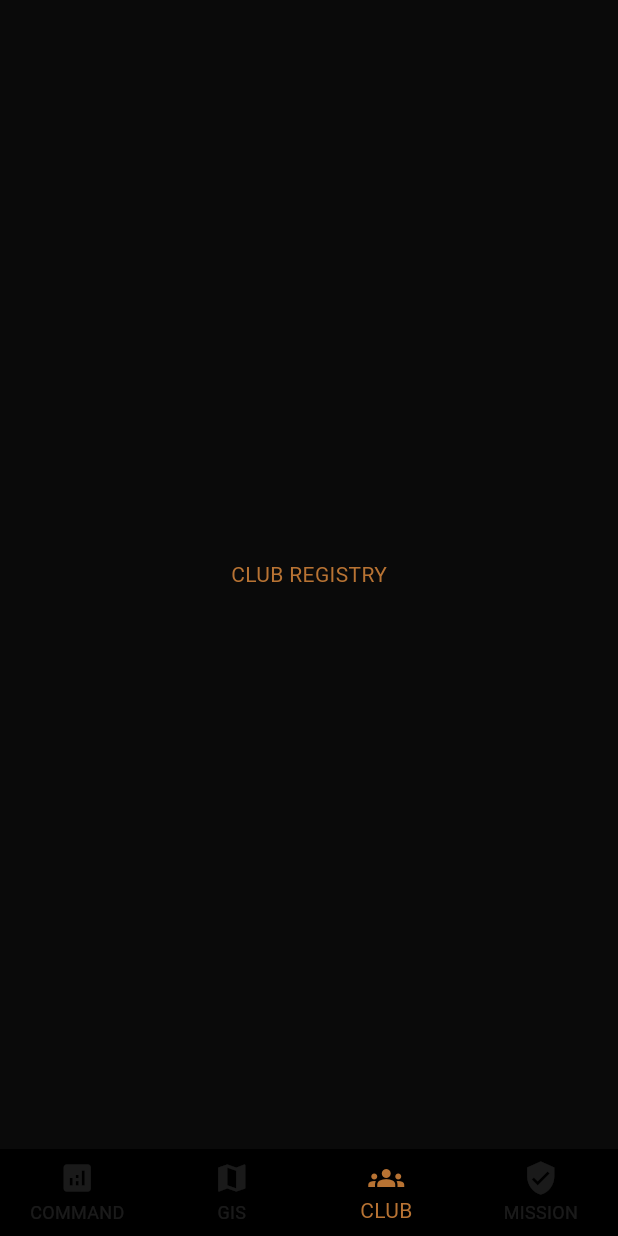
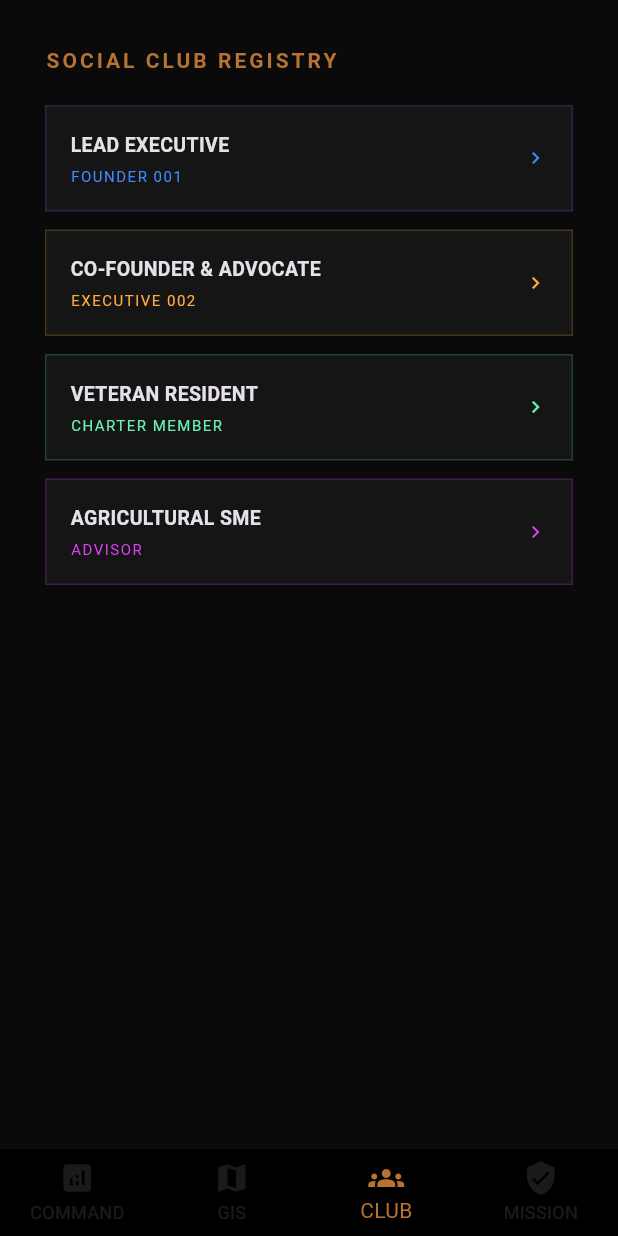
Before and after one commit to mrshumphrey3251-ai/HVF_NEXUS_CORE, a Flutter app: the NexusBase screen opened directly, item 3 of the bottom bar chosen, on a phone screen of 412 x 824 dp. Run offline on Flutter 3.47's test engine with Material 3 defaults, Android fonts, the light colour scheme and no system bars.

Commit message:
Update main.dart

```diff
--- a/lib/main.dart
+++ b/lib/main.dart
@@ -18,6 +18,9 @@ class HVFNexus extends StatelessWidget {
     );
   }
 }
+
+// ... [ExecutiveGate and NexusBase from Build #25 remain the same] ...
+// I will skip to the new SocialClubPortal implementation to save space but ensure it's in your file
 
 class ExecutiveGate extends StatelessWidget {
   const ExecutiveGate({super.key});
@@ -76,6 +79,8 @@ class _NexusBaseState extends State<NexusBase> {
   }
 }
 
+// ... [CommandHUD from Build #25 remains here] ...
+
 class CommandHUD extends StatefulWidget {
   const CommandHUD({super.key});
   @override
@@ -90,12 +95,13 @@ class _CommandHUDState extends State<CommandHUD> {
   @override
   void initState() {
     super.initState();
-    // THE PULSE: Updates every 3 seconds to simulate live sensor data
     _timer = Timer.periodic(const Duration(seconds: 3), (timer) {
-      setState(() {
-        power = 97.0 + Random().nextDouble() * 3.0; // Flux between 97-100%
-        water = 24.1 + Random().nextDouble() * 0.2; // Minor ripple in basin
-      });
+      if(mounted) {
+        setState(() {
+          power = 97.0 + Random().nextDouble() * 3.0;
+          water = 24.1 + Random().nextDouble() * 0.2;
+        });
+      }
     });
   }
 
@@ -132,6 +138,56 @@ class _CommandHUDState extends State<CommandHUD> {
   }
 }
 
+// VIEW 3: NEW SOCIAL CLUB REGISTRY
+class SocialClubPortal extends StatelessWidget {
+  const SocialClubPortal({super.key});
+
+  @override
+  Widget build(BuildContext context) {
+    return Padding(
+      padding: const EdgeInsets.all(30.0),
+      child: Column(
+        crossAxisAlignment: CrossAxisAlignment.start,
+        children: [
+          const Text("SOCIAL CLUB REGISTRY", style: TextStyle(color: Color(0xFFB87333), letterSpacing: 2, fontWeight: FontWeight.bold)),
+          const SizedBox(height: 20),
+          Expanded(
+            child: ListView(
+              children: [
+                _residentTile("LEAD EXECUTIVE", "FOUNDER 001", Colors.blueAccent),
+                _residentTile("CO-FOUNDER & ADVOCATE", "EXECUTIVE 002", Colors.orangeAccent),
+                _residentTile("VETERAN RESIDENT", "CHARTER MEMBER", Colors.greenAccent),
+                _residentTile("AGRICULTURAL SME", "ADVISOR", Colors.purpleAccent),
+              ],
+            ),
+          ),
+        ],
+      ),
+    );
+  }
+
+  Widget _residentTile(String role, String status, Color color) {
+    return Container(
+      margin: const EdgeInsets.only(bottom: 12),
+      padding: const EdgeInsets.all(16),
+      decoration: BoxDecoration(color: const Color(0xFF151515), border: Border.all(color: color.withOpacity(0.2))),
+      child: Row(
+        mainAxisAlignment: MainAxisAlignment.spaceBetween,
+        children: [
+          Column(
+            crossAxisAlignment: CrossAxisAlignment.start,
+            children: [
+              Text(role, style: const TextStyle(fontWeight: FontWeight.bold, fontSize: 13)),
+              const SizedBox(height: 4),
+              Text(status, style: TextStyle(fontSize: 10, color: color, letterSpacing: 1)),
+            ],
+          ),
+          Icon(Icons.chevron_right, color: color, size: 16),
+        ],
+      ),
+    );
+  }
+}
+
 class SiteMapGIS extends StatelessWidget { const SiteMapGIS({super.key}); @override Widget build(BuildContext context) { return const Center(child: Text("34.3323° N | 96.5056° W", style: TextStyle(color: Color(0xFFB87333)))); } }
-class SocialClubPortal extends StatelessWidget { const SocialClubPortal({super.key}); @override Widget build(BuildContext context) { return const Center(child: Text("CLUB REGISTRY", style: TextStyle(color: Color(0xFFB87333)))); } }
 class MissionIntel extends StatelessWidget { const MissionIntel({super.key}); @override Widget build(BuildContext context) { return const Center(child: Text("HVF CREED", style: TextStyle(color: Color(0xFFB87333)))); } }
```
